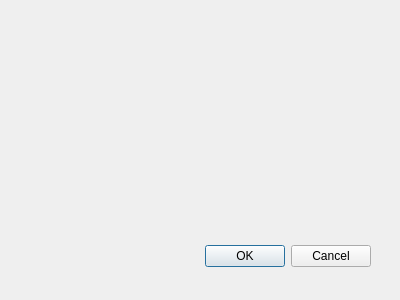
Before: the Qt Designer form reserve.ui in sriv95/Restaurant-Management, drawn with Qt 5.
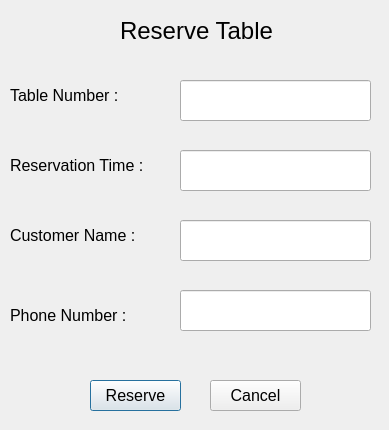
After: the same form once the commit is applied.

Commit message: Time and Date Update

```diff
--- a/reserve.ui
+++ b/reserve.ui
@@ -6,27 +6,177 @@
    <rect>
     <x>0</x>
     <y>0</y>
-    <width>400</width>
-    <height>300</height>
+    <width>389</width>
+    <height>430</height>
    </rect>
   </property>
   <property name="windowTitle">
    <string>Dialog</string>
   </property>
-  <widget class="QDialogButtonBox" name="buttonBox">
+  <widget class="QLabel" name="label">
    <property name="geometry">
     <rect>
-     <x>30</x>
-     <y>240</y>
-     <width>341</width>
-     <height>32</height>
+     <x>120</x>
+     <y>10</y>
+     <width>221</width>
+     <height>41</height>
     </rect>
    </property>
-   <property name="orientation">
-    <enum>Qt::Orientation::Horizontal</enum>
+   <property name="font">
+    <font>
+     <pointsize>18</pointsize>
+    </font>
    </property>
-   <property name="standardButtons">
-    <set>QDialogButtonBox::StandardButton::Cancel|QDialogButtonBox::StandardButton::Ok</set>
+   <property name="text">
+    <string>Reserve Table</string>
+   </property>
+  </widget>
+  <widget class="QLineEdit" name="TableNum">
+   <property name="geometry">
+    <rect>
+     <x>180</x>
+     <y>80</y>
+     <width>191</width>
+     <height>41</height>
+    </rect>
+   </property>
+  </widget>
+  <widget class="QLineEdit" name="ReservationTime">
+   <property name="geometry">
+    <rect>
+     <x>180</x>
+     <y>150</y>
+     <width>191</width>
+     <height>41</height>
+    </rect>
+   </property>
+  </widget>
+  <widget class="QLineEdit" name="CustomerName">
+   <property name="geometry">
+    <rect>
+     <x>180</x>
+     <y>220</y>
+     <width>191</width>
+     <height>41</height>
+    </rect>
+   </property>
+  </widget>
+  <widget class="QLineEdit" name="PhoneNum">
+   <property name="geometry">
+    <rect>
+     <x>180</x>
+     <y>290</y>
+     <width>191</width>
+     <height>41</height>
+    </rect>
+   </property>
+  </widget>
+  <widget class="QPushButton" name="btnReserve">
+   <property name="geometry">
+    <rect>
+     <x>90</x>
+     <y>380</y>
+     <width>91</width>
+     <height>31</height>
+    </rect>
+   </property>
+   <property name="font">
+    <font>
+     <pointsize>12</pointsize>
+    </font>
+   </property>
+   <property name="text">
+    <string>Reserve</string>
+   </property>
+  </widget>
+  <widget class="QLabel" name="label_2">
+   <property name="geometry">
+    <rect>
+     <x>10</x>
+     <y>80</y>
+     <width>131</width>
+     <height>31</height>
+    </rect>
+   </property>
+   <property name="font">
+    <font>
+     <pointsize>12</pointsize>
+    </font>
+   </property>
+   <property name="text">
+    <string>Table Number :</string>
+   </property>
+  </widget>
+  <widget class="QLabel" name="label_3">
+   <property name="geometry">
+    <rect>
+     <x>10</x>
+     <y>150</y>
+     <width>161</width>
+     <height>31</height>
+    </rect>
+   </property>
+   <property name="font">
+    <font>
+     <pointsize>12</pointsize>
+    </font>
+   </property>
+   <property name="text">
+    <string>Reservation Time :</string>
+   </property>
+  </widget>
+  <widget class="QLabel" name="label_4">
+   <property name="geometry">
+    <rect>
+     <x>10</x>
+     <y>220</y>
+     <width>151</width>
+     <height>31</height>
+    </rect>
+   </property>
+   <property name="font">
+    <font>
+     <pointsize>12</pointsize>
+    </font>
+   </property>
+   <property name="text">
+    <string>Customer Name :</string>
+   </property>
+  </widget>
+  <widget class="QLabel" name="label_5">
+   <property name="geometry">
+    <rect>
+     <x>10</x>
+     <y>300</y>
+     <width>141</width>
+     <height>31</height>
+    </rect>
+   </property>
+   <property name="font">
+    <font>
+     <pointsize>12</pointsize>
+    </font>
+   </property>
+   <property name="text">
+    <string>Phone Number :</string>
+   </property>
+  </widget>
+  <widget class="QPushButton" name="Cancelbtn">
+   <property name="geometry">
+    <rect>
+     <x>210</x>
+     <y>380</y>
+     <width>91</width>
+     <height>31</height>
+    </rect>
+   </property>
+   <property name="font">
+    <font>
+     <pointsize>12</pointsize>
+    </font>
+   </property>
+   <property name="text">
+    <string>Cancel</string>
    </property>
   </widget>
  </widget>
```
Left out of the diff: 35 changed lines with no effect on the pictures. The commit also changes 5 other files.
